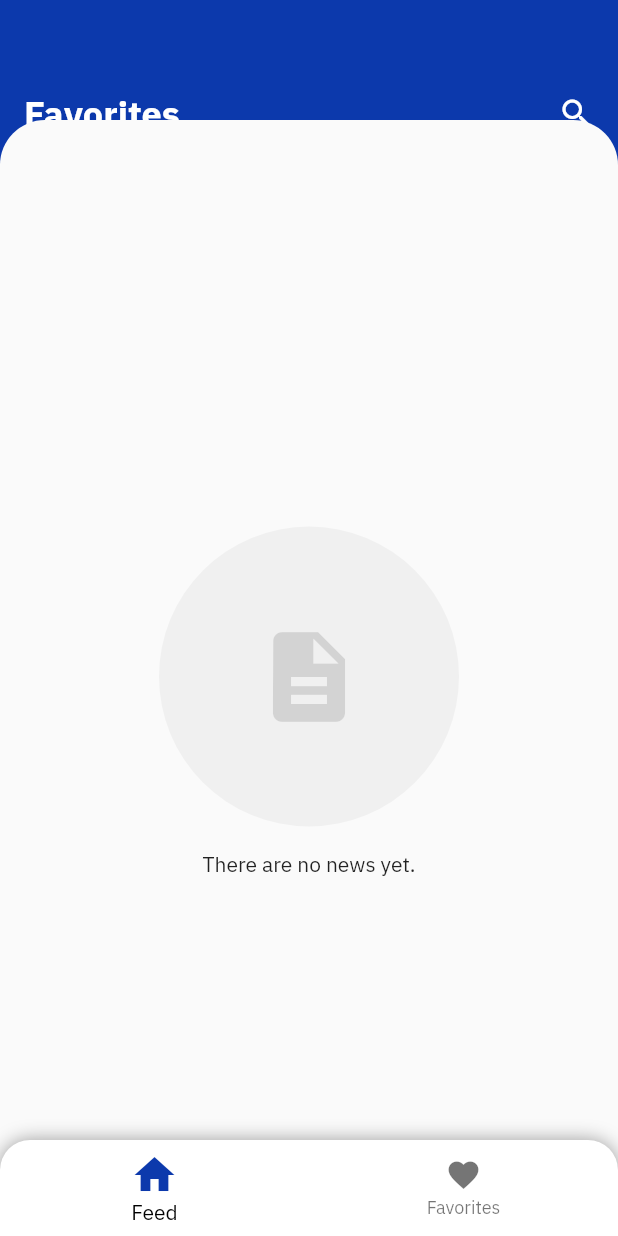
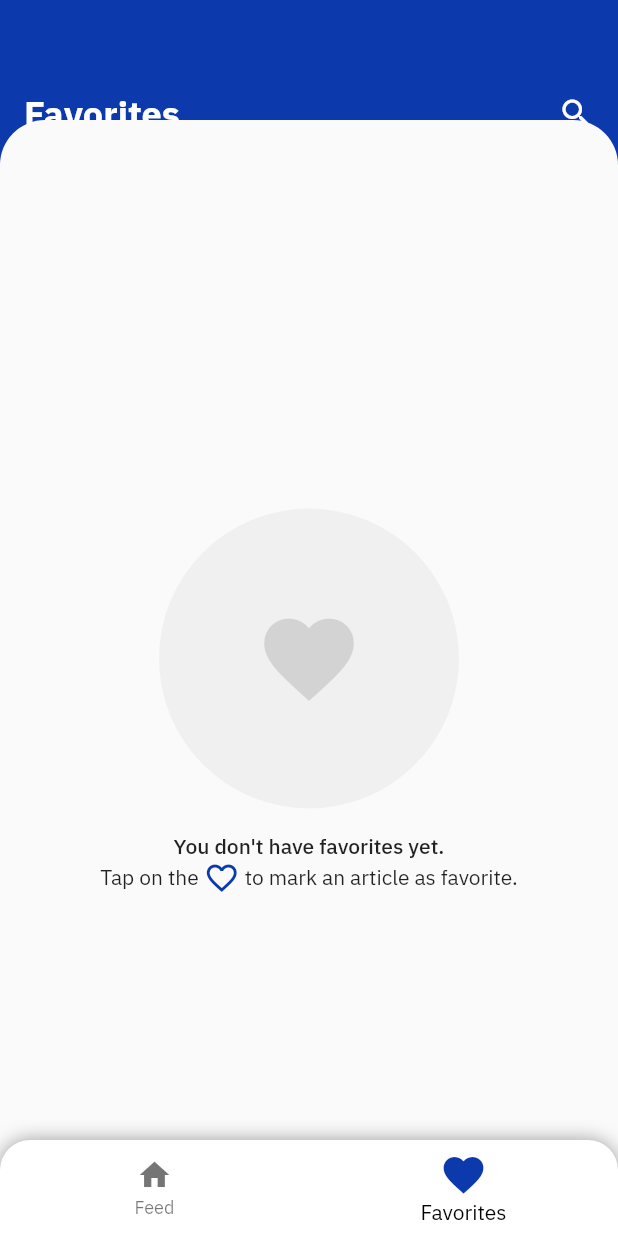
Before and after one commit to cpedrorafael/cosmonaut, a Flutter app: the screen it shows after launch, item 2 of the bottom bar chosen, on a phone screen of 412 x 824 dp. Run offline on Flutter 3.47's test engine with Material 2 defaults, Android fonts, the phone set to English and light mode, and no system bars; our stand-ins replace cached_network_image, dartz, data_connection_checker, equatable, flutter_bloc, flutter_secure_storage and 1 more; missing offline and left inert: flutter_webview_plugin; generated files the repository leaves out were written again; network calls fail.

Commit message:
empty widgets

```diff
--- a/lib/features/article/presentation/pages/favorites_page.dart
+++ b/lib/features/article/presentation/pages/favorites_page.dart
@@ -17,7 +17,7 @@ class _FavoritesPageState extends State<FavoritesPage> {
         onSearchPressed: (term) {},
       ),
       body: Center(
-        child: EmptyNews(),
+        child: EmptyFavorites(),
       ),
     );
   }
--- a/lib/features/article/presentation/widgets/bottom_navigation_widget.dart
+++ b/lib/features/article/presentation/widgets/bottom_navigation_widget.dart
@@ -1,10 +1,18 @@
 import 'package:cosmonaut/core/ui/colors.dart';
 import 'package:flutter/material.dart';
 
-class CosmoBottomNavigation extends StatelessWidget {
+class CosmoBottomNavigation extends StatefulWidget {
   final Function onItemSelected;
 
   const CosmoBottomNavigation({Key key, this.onItemSelected}) : super(key: key);
+
+  @override
+  _CosmoBottomNavigationState createState() => _CosmoBottomNavigationState();
+}
+
+class _CosmoBottomNavigationState extends State<CosmoBottomNavigation> {
+  int _currentIndex = 0;
+
   @override
   Widget build(BuildContext context) {
     return Container(
@@ -23,7 +31,13 @@ class CosmoBottomNavigation extends StatelessWidget {
           child: BottomNavigationBar(
             backgroundColor: Colors.white,
             selectedItemColor: Colors.black,
-            onTap: onItemSelected,
+            onTap: (index) {
+              setState(() {
+                _currentIndex = index;
+              });
+              widget.onItemSelected(index);
+            },
+            currentIndex: _currentIndex,
             items: <BottomNavigationBarItem>[
               BottomNavigationBarItem(
                 icon: Icon(
--- /dev/null
+++ b/lib/features/article/presentation/widgets/empty_favorites_widget.dart
@@ -0,0 +1,46 @@
+import 'package:cosmonaut/core/ui/colors.dart';
+import 'package:flutter/material.dart';
+
+class EmptyFavorites extends StatelessWidget {
+  @override
+  Widget build(BuildContext context) {
+    return Column(
+      mainAxisAlignment: MainAxisAlignment.center,
+      children: [
+        Padding(
+          padding: const EdgeInsets.all(16.0),
+          child: CircleAvatar(
+            backgroundColor: Color.fromARGB(10, 0, 0, 0),
+            child: Icon(
+              Icons.favorite,
+              color: Colors.black12,
+              size: 72,
+            ),
+            radius: 100,
+          ),
+        ),
+        Text(
+          "You don't have favorites yet.",
+          style: Theme.of(context).textTheme.bodyText1,
+        ),
+        Row(
+          mainAxisAlignment: MainAxisAlignment.center,
+          children: [
+            Text(
+              "Tap on the ",
+              style: Theme.of(context).textTheme.bodyText2,
+            ),
+            Icon(
+              Icons.favorite_border_outlined,
+              color: color_indigo,
+            ),
+            Text(
+              " to mark an article as favorite.",
+              style: Theme.of(context).textTheme.bodyText2,
+            ),
+          ],
+        ),
+      ],
+    );
+  }
+}
--- a/lib/features/article/presentation/widgets/widgets.dart
+++ b/lib/features/article/presentation/widgets/widgets.dart
@@ -1,4 +1,7 @@
-export 'empty_widget.dart';
+export 'empty_news_widget.dart';
+export 'empty_search_widget.dart';
+export 'empty_favorites_widget.dart';
+export 'empty_news_widget.dart';
 export 'app_bar_widget.dart';
 export 'loading_widget.dart';
 export 'error_widget.dart';
--- a/lib/service_locator.dart
+++ b/lib/service_locator.dart
@@ -1,5 +1,3 @@
-import 'dart:io';
-
 import 'package:data_connection_checker/data_connection_checker.dart';
 import 'package:flutter_secure_storage/flutter_secure_storage.dart';
 import 'package:get_it/get_it.dart';
```
Also changed, not shown: lib/features/article/presentation/widgets/empty_news_widget.dart (added, +28 -0 lines), lib/features/article/presentation/widgets/empty_search_widget.dart (renamed from lib/features/article/presentation/widgets/empty_widget.dart, +10 -3 lines).
